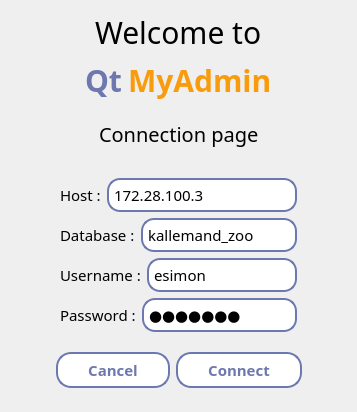
This is connexion.ui in kevinall05/QtMyAdmin_v2 as Qt 5 draws it before an edit. The edited form follows.
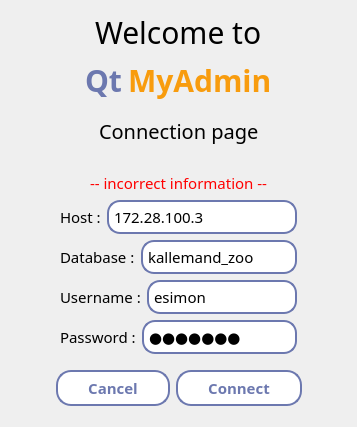
This is the edited form.

Commit message: Ajout d'erreur sur la Connection Window

The edit to the form file:
```diff
--- a/connexion.ui
+++ b/connexion.ui
@@ -7,20 +7,24 @@
     <x>0</x>
     <y>0</y>
     <width>357</width>
-    <height>412</height>
+    <height>427</height>
    </rect>
   </property>
   <property name="font">
    <font>
-    <family>Quicksand</family>
-    <pointsize>11</pointsize>
+    <pointsize>-1</pointsize>
    </font>
   </property>
   <property name="windowTitle">
    <string>Connection</string>
   </property>
   <property name="styleSheet">
-   <string notr="true">QPushButton {
+   <string notr="true">* {
+font-family: Quicksand;
+font-size: 15px; 
+}
+
+QPushButton {
 border: 2px solid #6c78af; 
 border-radius: 15; 
 background: #fff;
@@ -32,6 +36,13 @@
 background:#292929;
 color: white;
 border: 2px solid #f89c0e; 
+}
+
+QLineEdit {
+border: 2px solid #6c78af; 
+border-radius: 13; 
+max-width:350px; 
+padding: 3px;
 }</string>
   </property>
   <layout class="QVBoxLayout" name="verticalLayout_2">
@@ -191,6 +202,46 @@
      </property>
     </spacer>
    </item>
+   <item>
+    <layout class="QHBoxLayout" name="horizontalLayout_9">
+     <item>
+      <spacer name="horizontalSpacer_6">
+       <property name="orientation">
+        <enum>Qt::Horizontal</enum>
+       </property>
+       <property name="sizeHint" stdset="0">
+        <size>
+         <width>40</width>
+         <height>20</height>
+        </size>
+       </property>
+      </spacer>
+     </item>
+     <item>
+      <widget class="QLabel" name="labelConnectionError">
+       <property name="styleSheet">
+        <string notr="true">color: red; </string>
+       </property>
+       <property name="text">
+        <string>-- incorrect information --</string>
+       </property>
+      </widget>
+     </item>
+     <item>
+      <spacer name="horizontalSpacer_5">
+       <property name="orientation">
+        <enum>Qt::Horizontal</enum>
+       </property>
+       <property name="sizeHint" stdset="0">
+        <size>
+         <width>40</width>
+         <height>20</height>
+        </size>
+       </property>
+      </spacer>
+     </item>
+    </layout>
+   </item>
    <item>
     <layout class="QHBoxLayout" name="horizontalLayout_10">
      <item>
@@ -220,10 +271,7 @@
          <item>
           <widget class="QLineEdit" name="lineEditHostname">
            <property name="styleSheet">
-            <string notr="true">border: 2px solid #6c78af; 
-border-radius: 13; 
-max-width:350px; 
-padding: 3px;</string>
+            <string notr="true"/>
            </property>
            <property name="text">
             <string>172.28.100.3</string>
@@ -244,10 +292,7 @@
          <item>
           <widget class="QLineEdit" name="lineEditDatabase">
            <property name="styleSheet">
-            <string notr="true">border: 2px solid #6c78af; 
-border-radius: 13; 
-max-width:350px; 
-padding: 3px;</string>
+            <string notr="true"/>
            </property>
            <property name="text">
             <string>kallemand_zoo</string>
@@ -281,10 +326,7 @@
          <item>
           <widget class="QLineEdit" name="lineEditUsername">
            <property name="styleSheet">
-            <string notr="true">border: 2px solid #6c78af; 
-border-radius: 13; 
-max-width:350px; 
-padding: 3px;</string>
+            <string notr="true"/>
            </property>
            <property name="text">
             <string>esimon</string>
@@ -305,10 +347,7 @@
          <item>
           <widget class="QLineEdit" name="lineEditPassword">
            <property name="styleSheet">
-            <string notr="true">border: 2px solid #6c78af; 
-border-radius: 13; 
-max-width:350px; 
-padding: 3px;</string>
+            <string notr="true"/>
            </property>
            <property name="text">
             <string>elini01</string>
```
Left out of the diff: 2 changed lines with no effect on the pictures. The commit also changes 20 other files.
